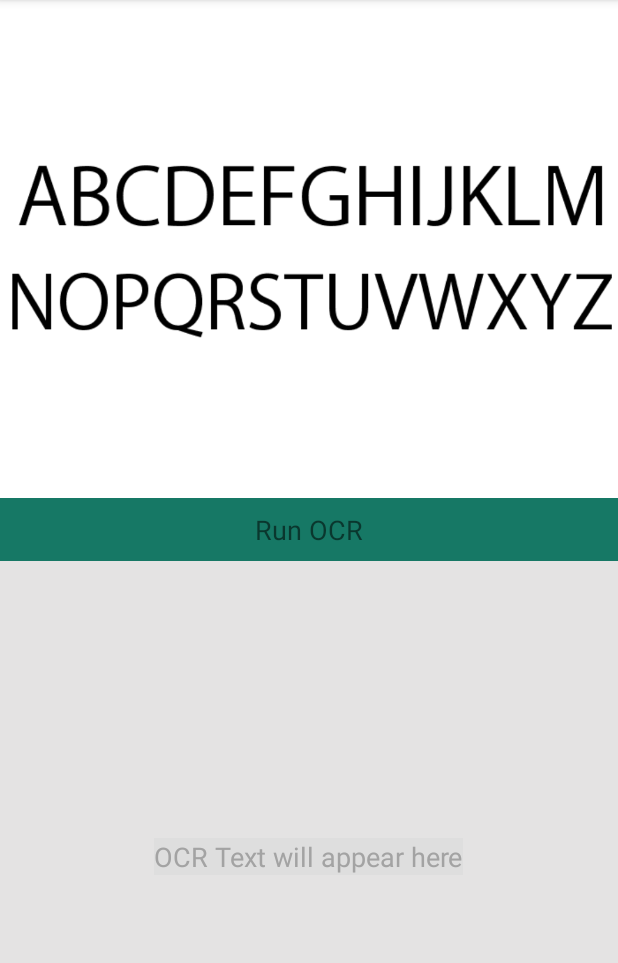
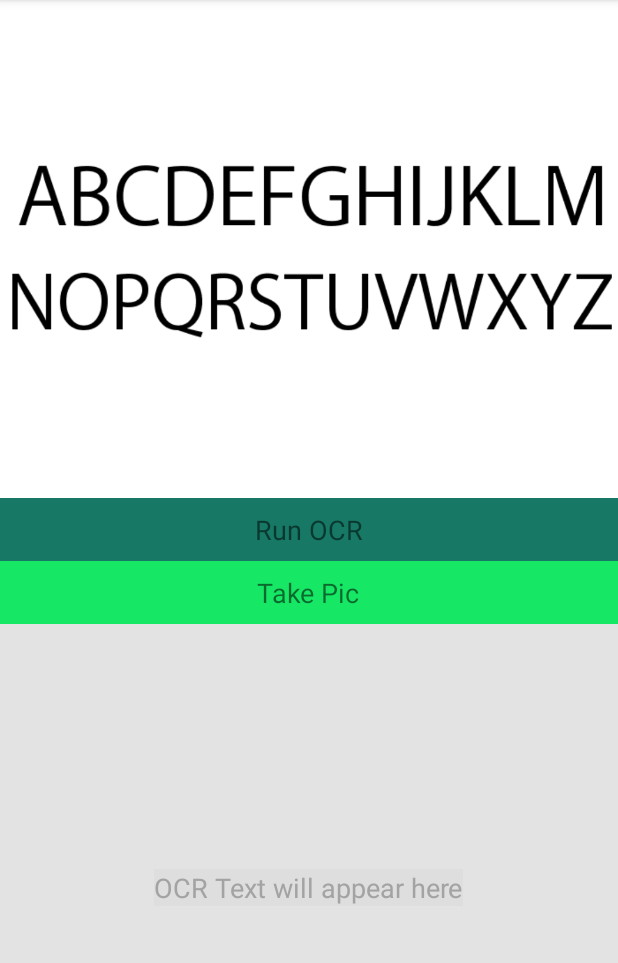
Before and after one commit to Crystal-AR/ar-library, an Android app: the screen it shows after launch (MainActivity), on a phone screen of 412 x 824 dp, the part 84-1047 px from its top. Run offline under Robolectric (Android 15) with nearby library versions, the phone set to English and light mode, and no system bars; libraries missing offline, so code that uses them is left out: com.googlecode.tesseract; 2 statements that could not run were skipped.

Commit message:
Currently broken because working on thumbnail of photo, need to save full size image

```diff
--- a/android-demo/TessTest/app/src/main/AndroidManifest.xml
+++ b/android-demo/TessTest/app/src/main/AndroidManifest.xml
@@ -1,7 +1,12 @@
 <?xml version="1.0" encoding="utf-8"?>
 <manifest xmlns:android="http://schemas.android.com/apk/res/android"
     package="com.example.joshuapitkofsky.tesstest">
+
     <uses-permission android:name="android.permission.SET_DEBUG_APP"></uses-permission>
+    <uses-permission android:name="android.permission.WRITE_EXTERNAL_STORAGE" />
+    <uses-feature
+        android:name="android.hardware.camera"
+        android:required="true" />
     <application
         android:allowBackup="true"
         android:icon="@mipmap/ic_launcher"
--- a/android-demo/TessTest/app/src/main/res/layout/activity_main.xml
+++ b/android-demo/TessTest/app/src/main/res/layout/activity_main.xml
@@ -2,64 +2,91 @@
 
 <LinearLayout xmlns:android="http://schemas.android.com/apk/res/android"
     xmlns:tools="http://schemas.android.com/tools"
-    android:orientation="vertical"
     android:layout_width="match_parent"
     android:layout_height="match_parent"
-    tools:context=".MainActivity"
-    android:weightSum="1">
+    android:orientation="vertical"
+    android:weightSum="1"
+    tools:context=".MainActivity">
 
     <RelativeLayout
+        android:id="@+id/ImageContainer"
         android:layout_width="match_parent"
         android:layout_height="332dp"
-        android:background="#ffffff"
-        android:id="@+id/ImageContainer">
+        android:background="#ffffff">
 
         <ImageView
+            android:id="@+id/imageView"
             android:layout_width="match_parent"
             android:layout_height="match_parent"
-            android:id="@+id/imageView"
-            android:src="@drawable/test_image"/>
+            android:src="@drawable/test_image" />
 
     </RelativeLayout>
 
     <RelativeLayout
+        android:id="@+id/OCRButtonContainer"
         android:layout_width="match_parent"
         android:layout_height="42dp"
+        android:layout_alignParentLeft="true"
+        android:layout_alignParentStart="true"
         android:layout_alignParentTop="true"
-        android:layout_alignParentStart="true"
+        android:background="#167865"
         android:clickable="true"
-        android:onClick="processImage"
-        android:background="#167865"
-        android:id="@+id/OCRButtonContainer"
-        android:layout_alignParentLeft="true">
+        android:onClick="processImage">
 
         <TextView
+            android:id="@+id/OCRbutton"
             android:layout_width="wrap_content"
             android:layout_height="wrap_content"
+            android:layout_centerHorizontal="true"
+            android:layout_centerVertical="true"
+            android:clickable="true"
+            android:onClick="processImage"
             android:text="Run OCR"
-            android:id="@+id/OCRbutton"
-            android:textSize="18dp"
-            android:layout_centerVertical="true"
-            android:layout_centerHorizontal="true"
-            android:clickable="true"
-            android:onClick="processImage"/>
+            android:textSize="18dp" />
+
+
     </RelativeLayout>
 
     <RelativeLayout
+        android:id="@+id/PicButtonContainer"
+        android:layout_width="match_parent"
+        android:layout_height="42dp"
+        android:layout_alignParentLeft="true"
+        android:layout_alignParentStart="true"
+        android:layout_alignParentTop="true"
+        android:background="#16e865"
+        android:clickable="true"
+        android:onClick="dispatchTakePictureIntent">
+
+        <TextView
+            android:id="@+id/takePicture"
+            android:layout_width="wrap_content"
+            android:layout_height="wrap_content"
+            android:layout_centerHorizontal="true"
+            android:layout_centerVertical="true"
+            android:clickable="true"
+            android:onClick="dispatchTakePictureIntent"
+            android:text="Take Pic"
+            android:textSize="18dp" />
+
+
+    </RelativeLayout>
+
+    <RelativeLayout
+        android:id="@+id/OCRTextContainer"
         android:layout_width="match_parent"
         android:layout_height="match_parent"
-        android:background="#e4e3e3"
-        android:id="@+id/OCRTextContainer">
+        android:background="#e4e3e3">
 
         <TextView
+            android:id="@+id/OCRTextView"
             android:layout_width="wrap_content"
             android:layout_height="wrap_content"
+            android:layout_centerHorizontal="true"
+            android:layout_centerVertical="true"
+            android:background="#dedede"
             android:text="OCR Text will appear here"
-            android:id="@+id/OCRTextView"
-            android:textSize="18dp"
-            android:layout_centerVertical="true"
-            android:layout_centerHorizontal="true"
-            android:background="#dedede"
-            android:textColor="#a3a3a3" />
+            android:textColor="#a3a3a3"
+            android:textSize="18dp" />
     </RelativeLayout>
 </LinearLayout>
--- a/android-demo/TessTest/build.gradle
+++ b/android-demo/TessTest/build.gradle
@@ -5,7 +5,7 @@ buildscript {
         jcenter()
     }
     dependencies {
-        classpath 'com.android.tools.build:gradle:2.1.3'
+        classpath 'com.android.tools.build:gradle:2.2.2'
 
         // NOTE: Do not place your application dependencies here; they belong
         // in the individual module build.gradle files
```
Also changed, not shown: android-demo/TessTest/app/src/main/java/com/example/joshuapitkofsky/tesstest/MainActivity.java (+55 -20 lines), android-demo/TessTest/app/src/main/res/drawable/url.JPG (added).
